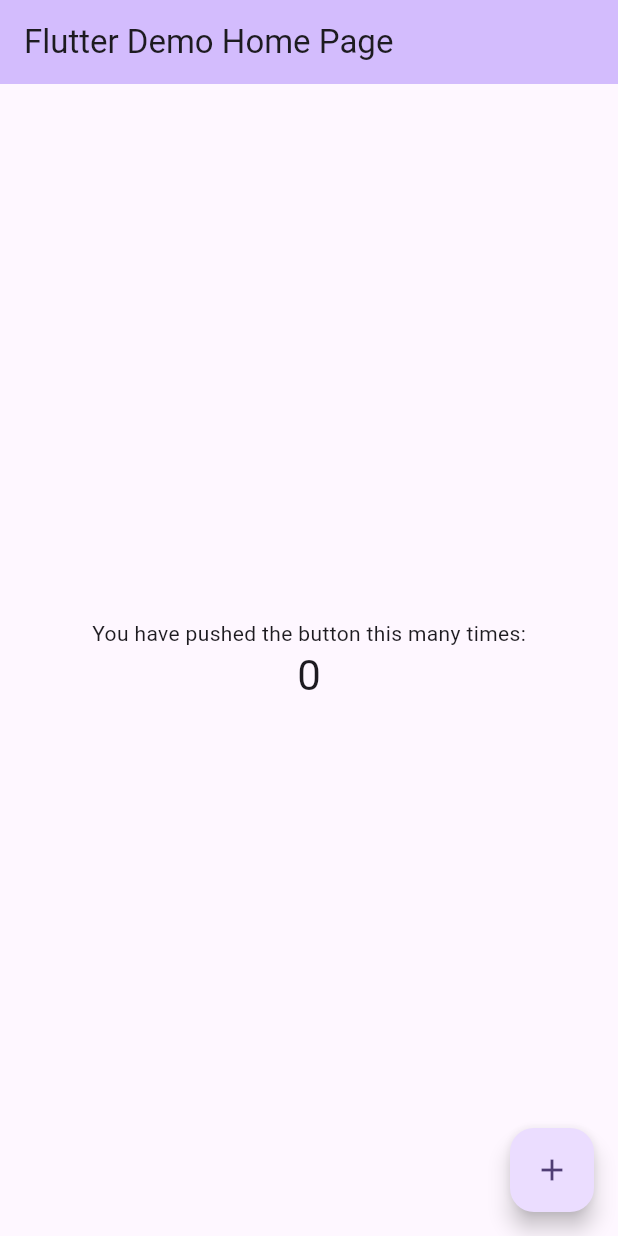
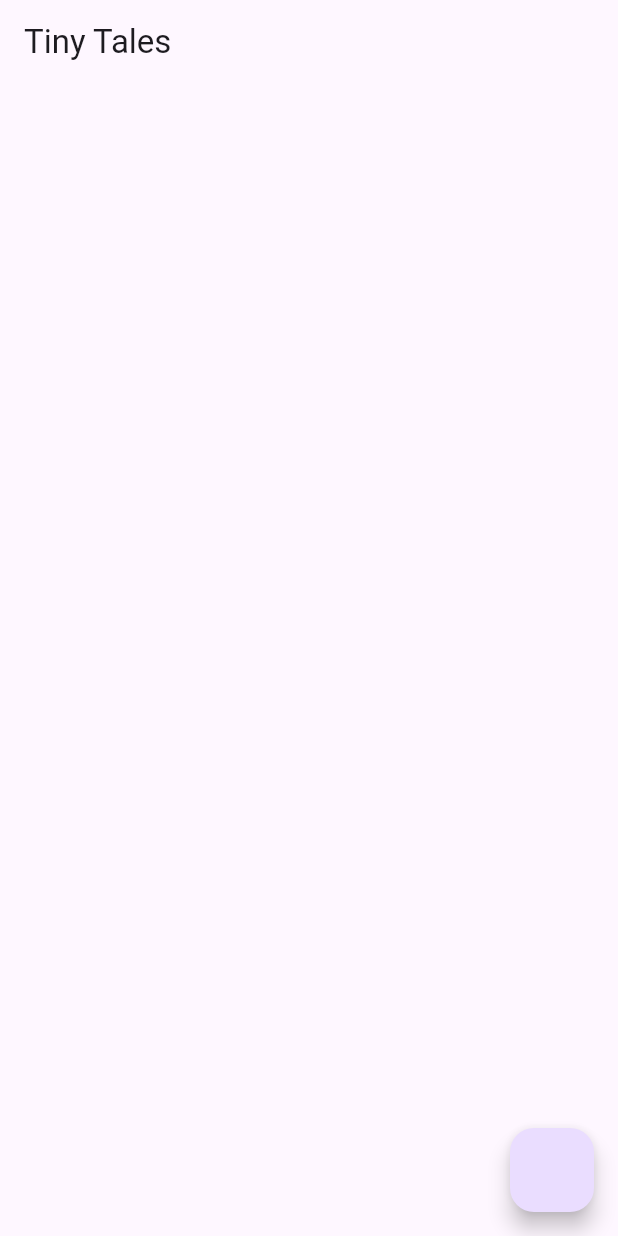
Before and after one commit to Elshadaiv/tinytales, a Flutter app: the screen it shows after launch, on a phone screen of 412 x 824 dp. Run offline on Flutter 3.47's test engine with Material 3 defaults, Android fonts, the light colour scheme and no system bars; our stand-ins replace firebase_core; accounts and stored records are empty.

Commit message:
Start of project

```diff
--- a/lib/main.dart
+++ b/lib/main.dart
@@ -1,127 +1,47 @@
 import 'package:flutter/material.dart';
+import 'package:firebase_core/firebase_core.dart';
 
 void main() {
-
   WidgetsFlutterBinding.ensureInitialized();
-  await Firebase.initaleApp();
-  runApp(const MyApp());
-
-
+  Firebase.initializeApp();
+  runApp(const TinyTalesApp());
 }
 
-class MyApp extends StatelessWidget {
-  const MyApp({super.key});
+class TinyTalesApp extends StatelessWidget {
+  const TinyTalesApp({super.key});
 
-  // This widget is the root of your application.
   @override
   Widget build(BuildContext context) {
-    return MaterialApp(
-      title: 'Flutter Demo',
+    return  MaterialApp(
+      debugShowCheckedModeBanner: false,
       theme: ThemeData(
-        // This is the theme of your application.
-        //
-        // TRY THIS: Try running your application with "flutter run". You'll see
-        // the application has a purple toolbar. Then, without quitting the app,
-        // try changing the seedColor in the colorScheme below to Colors.green
-        // and then invoke "hot reload" (save your changes or press the "hot
-        // reload" button in a Flutter-supported IDE, or press "r" if you used
-        // the command line to start the app).
-        //
-        // Notice that the counter didn't reset back to zero; the application
-        // state is not lost during the reload. To reset the state, use hot
-        // restart instead.
-        //
-        // This works for code too, not just values: Most code changes can be
-        // tested with just a hot reload.
-        colorScheme: ColorScheme.fromSeed(seedColor: Colors.deepPurple),
+        primarySwatch: Colors.purple
       ),
-      home: const MyHomePage(title: 'Flutter Demo Home Page'),
+      home: const Page1(),
     );
   }
 }
 
-class MyHomePage extends StatefulWidget {
-  const MyHomePage({super.key, required this.title});
 
-  // This widget is the home page of your application. It is stateful, meaning
-  // that it has a State object (defined below) that contains fields that affect
-  // how it looks.
 
-  // This class is the configuration for the state. It holds the values (in this
-  // case the title) provided by the parent (in this case the App widget) and
-  // used by the build method of the State. Fields in a Widget subclass are
-  // always marked "final".
 
-  final String title;
+
+class Page1 extends StatefulWidget {
+  const Page1({super.key});
 
   @override
-  State<MyHomePage> createState() => _MyHomePageState();
+  State<Page1> createState() => _Page1State();
 }
 
-class _MyHomePageState extends State<MyHomePage> {
-  int _counter = 0;
-
-  void _incrementCounter() {
-    setState(() {
-      // This call to setState tells the Flutter framework that something has
-      // changed in this State, which causes it to rerun the build method below
-      // so that the display can reflect the updated values. If we changed
-      // _counter without calling setState(), then the build method would not be
-      // called again, and so nothing would appear to happen.
-      _counter++;
-    });
-  }
-
+class _Page1State extends State<Page1> {
   @override
   Widget build(BuildContext context) {
-    // This method is rerun every time setState is called, for instance as done
-    // by the _incrementCounter method above.
-    //
-    // The Flutter framework has been optimized to make rerunning build methods
-    // fast, so that you can just rebuild anything that needs updating rather
-    // than having to individually change instances of widgets.
     return Scaffold(
-      appBar: AppBar(
-        // TRY THIS: Try changing the color here to a specific color (to
-        // Colors.amber, perhaps?) and trigger a hot reload to see the AppBar
-        // change color while the other colors stay the same.
-        backgroundColor: Theme.of(context).colorScheme.inversePrimary,
-        // Here we take the value from the MyHomePage object that was created by
-        // the App.build method, and use it to set our appbar title.
-        title: Text(widget.title),
+      appBar: AppBar(title: Text('Tiny Tales'),
       ),
-      body: Center(
-        // Center is a layout widget. It takes a single child and positions it
-        // in the middle of the parent.
-        child: Column(
-          // Column is also a layout widget. It takes a list of children and
-          // arranges them vertically. By default, it sizes itself to fit its
-          // children horizontally, and tries to be as tall as its parent.
-          //
-          // Column has various properties to control how it sizes itself and
-          // how it positions its children. Here we use mainAxisAlignment to
-          // center the children vertically; the main axis here is the vertical
-          // axis because Columns are vertical (the cross axis would be
-          // horizontal).
-          //
-          // TRY THIS: Invoke "debug painting" (choose the "Toggle Debug Paint"
-          // action in the IDE, or press "p" in the console), to see the
-          // wireframe for each widget.
-          mainAxisAlignment: MainAxisAlignment.center,
-          children: <Widget>[
-            const Text('You have pushed the button this many times:'),
-            Text(
-              '$_counter',
-              style: Theme.of(context).textTheme.headlineMedium,
-            ),
-          ],
-        ),
+      floatingActionButton: FloatingActionButton(onPressed: () {}
       ),
-      floatingActionButton: FloatingActionButton(
-        onPressed: _incrementCounter,
-        tooltip: 'Increment',
-        child: const Icon(Icons.add),
-      ), // This trailing comma makes auto-formatting nicer for build methods.
     );
+
   }
 }
```
